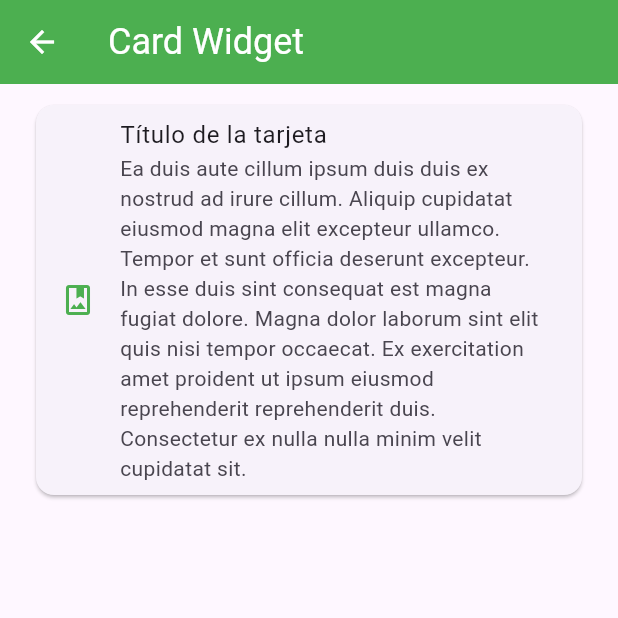
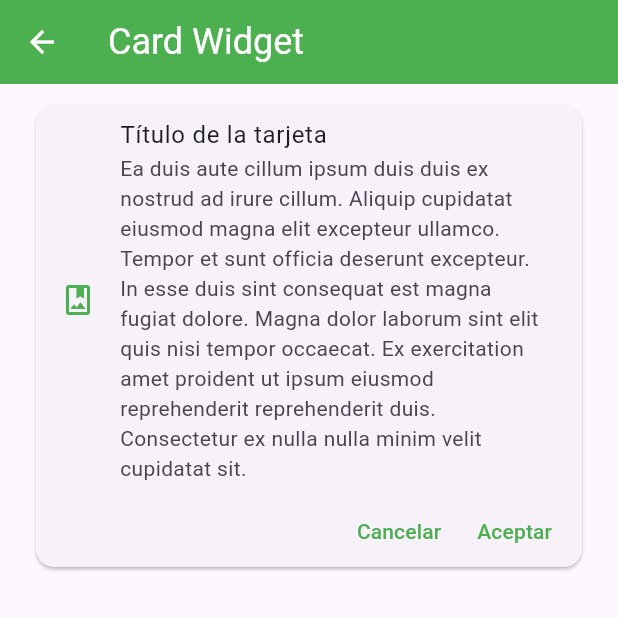
Before and after one commit to pquesadac/Proyecto-APPMovilTrabajo, a Flutter app: the CardScreen screen opened by its route, on a phone screen of 412 x 824 dp, the top half of it. Run offline on Flutter 3.47's test engine with Material 3 defaults, Android fonts, the phone set to English and light mode, and no system bars.

Commit message:
textButtonTheme

```diff
--- a/lib/screens/card_screen.dart
+++ b/lib/screens/card_screen.dart
@@ -14,7 +14,7 @@ class CardScreen extends StatelessWidget {
       body: ListView(
         padding: const EdgeInsets.symmetric( horizontal: 20, vertical: 10),
         children: [
-          CustomCardTipo1()
+          CustomCardTipo1(),
         ],
       )
     );
--- a/lib/theme/app_theme.dart
+++ b/lib/theme/app_theme.dart
@@ -15,8 +15,13 @@ class AppTheme {
           titleTextStyle: TextStyle( color: Colors.white, fontSize: 24),
           iconTheme: IconThemeData(color: Colors.white)
         ),
+        //ListTile Theme
         listTileTheme: const ListTileThemeData(
           iconColor: primary,
+        ),
+        //TextButton Theme
+        textButtonTheme: TextButtonThemeData(
+          style: TextButton.styleFrom( foregroundColor: primary)
         )
 
       );
--- a/lib/widgets/custom_card_tipo_1.dart
+++ b/lib/widgets/custom_card_tipo_1.dart
@@ -11,10 +11,26 @@ class CustomCardTipo1 extends StatelessWidget {
     return Card(
       child: Column(
         children: [
-          ListTile(
+          const ListTile(
             leading: Icon(Icons.photo_album_outlined, color: AppTheme.primary),
             title: Text('Título de la tarjeta'),
             subtitle: Text('Ea duis aute cillum ipsum duis duis ex nostrud ad irure cillum. Aliquip cupidatat eiusmod magna elit excepteur ullamco. Tempor et sunt officia deserunt excepteur. In esse duis sint consequat est magna fugiat dolore. Magna dolor laborum sint elit quis nisi tempor occaecat. Ex exercitation amet proident ut ipsum eiusmod reprehenderit reprehenderit duis. Consectetur ex nulla nulla minim velit cupidatat sit.'),
+          ),
+          Row(
+            mainAxisAlignment: MainAxisAlignment.end,
+            children: [
+              TextButton(
+                onPressed: () {},
+                child: const Text('Cancelar')
+              ),
+              Padding(
+                padding: const EdgeInsets.only(right: 8.0),
+                child: TextButton(
+                  onPressed: () {},
+                  child: const Text('Aceptar')
+                ),
+              ),
+            ],
           )
 
         ],
```
